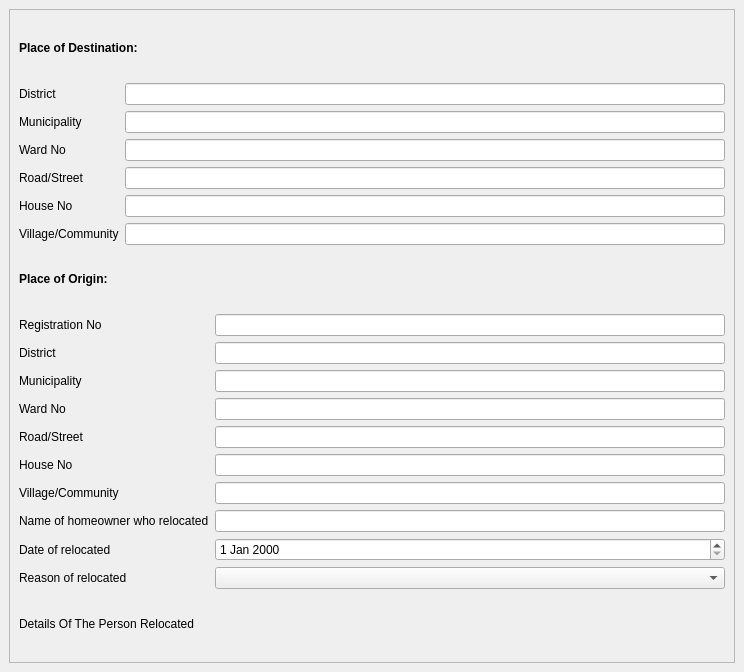
Above: Smartward/forms/migration.ui from cygnus55/smartward before the change. Below: the same form after it.
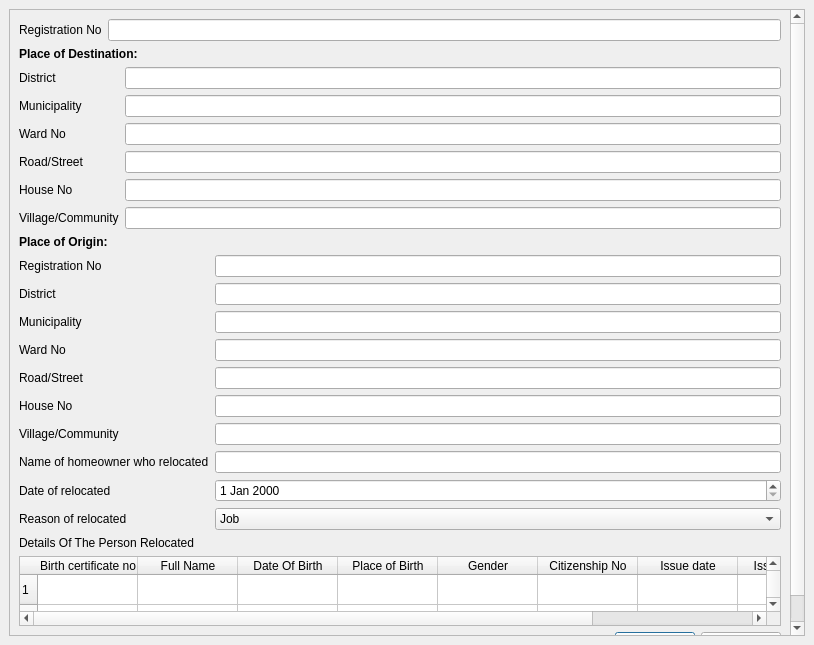
That is the form after the change.

```diff
--- a/Smartward/forms/migration.ui
+++ b/Smartward/forms/migration.ui
@@ -6,8 +6,8 @@
    <rect>
     <x>0</x>
     <y>0</y>
-    <width>744</width>
-    <height>672</height>
+    <width>814</width>
+    <height>645</height>
    </rect>
   </property>
   <property name="windowTitle">
@@ -25,12 +25,19 @@
         <rect>
          <x>0</x>
          <y>0</y>
-         <width>724</width>
-         <height>652</height>
+         <width>769</width>
+         <height>753</height>
         </rect>
        </property>
        <layout class="QGridLayout" name="gridLayout_2">
         <item row="3" column="0">
+         <widget class="QLabel" name="label_2">
+          <property name="text">
+           <string>&lt;b&gt;Place of Origin:&lt;/b&gt;</string>
+          </property>
+         </widget>
+        </item>
+        <item row="4" column="0">
          <layout class="QFormLayout" name="formLayout_2">
           <item row="0" column="0">
            <widget class="QLabel" name="registrationNoLabel">
@@ -130,11 +137,145 @@
            </widget>
           </item>
           <item row="9" column="1">
-           <widget class="QComboBox" name="reasonOfRelocatedComboBox"/>
+           <widget class="QComboBox" name="reasonOfRelocatedComboBox">
+            <item>
+             <property name="text">
+              <string>Job</string>
+             </property>
+            </item>
+            <item>
+             <property name="text">
+              <string>Bussiness</string>
+             </property>
+            </item>
+            <item>
+             <property name="text">
+              <string>other</string>
+             </property>
+            </item>
+           </widget>
           </item>
          </layout>
         </item>
-        <item row="1" column="0">
+        <item row="7" column="0">
+         <layout class="QFormLayout" name="formLayout_3"/>
+        </item>
+        <item row="6" column="0">
+         <widget class="QTableWidget" name="tableWidget">
+          <row>
+           <property name="text">
+            <string>1</string>
+           </property>
+          </row>
+          <row>
+           <property name="text">
+            <string>2</string>
+           </property>
+          </row>
+          <row>
+           <property name="text">
+            <string>3</string>
+           </property>
+          </row>
+          <row>
+           <property name="text">
+            <string>4</string>
+           </property>
+          </row>
+          <row>
+           <property name="text">
+            <string>5</string>
+           </property>
+          </row>
+          <row>
+           <property name="text">
+            <string>6</string>
+           </property>
+          </row>
+          <row>
+           <property name="text">
+            <string>7</string>
+           </property>
+          </row>
+          <row>
+           <property name="text">
+            <string>8</string>
+           </property>
+          </row>
+          <row>
+           <property name="text">
+            <string>10</string>
+           </property>
+          </row>
+          <column>
+           <property name="text">
+            <string>Birth certificate no</string>
+           </property>
+          </column>
+          <column>
+           <property name="text">
+            <string>Full Name</string>
+           </property>
+          </column>
+          <column>
+           <property name="text">
+            <string>Date Of Birth</string>
+           </property>
+          </column>
+          <column>
+           <property name="text">
+            <string>Place of Birth</string>
+           </property>
+          </column>
+          <column>
+           <property name="text">
+            <string>Gender</string>
+           </property>
+          </column>
+          <column>
+           <property name="text">
+            <string>Citizenship No</string>
+           </property>
+          </column>
+          <column>
+           <property name="text">
+            <string>Issue date</string>
+           </property>
+          </column>
+          <column>
+           <property name="text">
+            <string>Issue District</string>
+           </property>
+          </column>
+          <column>
+           <property name="text">
+            <string>Relation with informative</string>
+           </property>
+          </column>
+         </widget>
+        </item>
+        <item row="0" column="0">
+         <layout class="QFormLayout" name="formLayout_4">
+          <item row="0" column="0">
+           <widget class="QLabel" name="registrationNoLabel_2">
+            <property name="text">
+             <string>Registration No</string>
+            </property>
+           </widget>
+          </item>
+          <item row="0" column="1">
+           <widget class="QLineEdit" name="registrationNoLineEdit_2"/>
+          </item>
+         </layout>
+        </item>
+        <item row="5" column="0">
+         <widget class="QLabel" name="label_3">
+          <property name="text">
+           <string>Details Of The Person Relocated</string>
+          </property>
+         </widget>
+        </item>
+        <item row="2" column="0">
          <layout class="QFormLayout" name="formLayout">
           <item row="0" column="0">
            <widget class="QLabel" name="districtLabel">
@@ -198,24 +339,17 @@
           </item>
          </layout>
         </item>
-        <item row="0" column="0">
+        <item row="1" column="0">
          <widget class="QLabel" name="label">
           <property name="text">
            <string>&lt;b&gt;Place of Destination:&lt;/b&gt;</string>
           </property>
          </widget>
         </item>
-        <item row="2" column="0">
-         <widget class="QLabel" name="label_2">
-          <property name="text">
-           <string>&lt;b&gt;Place of Origin:&lt;/b&gt;</string>
-          </property>
-         </widget>
-        </item>
-        <item row="4" column="0">
-         <widget class="QLabel" name="label_3">
-          <property name="text">
-           <string>Details Of The Person Relocated</string>
+        <item row="8" column="0">
+         <widget class="QDialogButtonBox" name="buttonBox">
+          <property name="standardButtons">
+           <set>QDialogButtonBox::Cancel|QDialogButtonBox::Ok</set>
           </property>
          </widget>
         </item>
```
Left out of the diff: 6 changed lines with no effect on the pictures.
